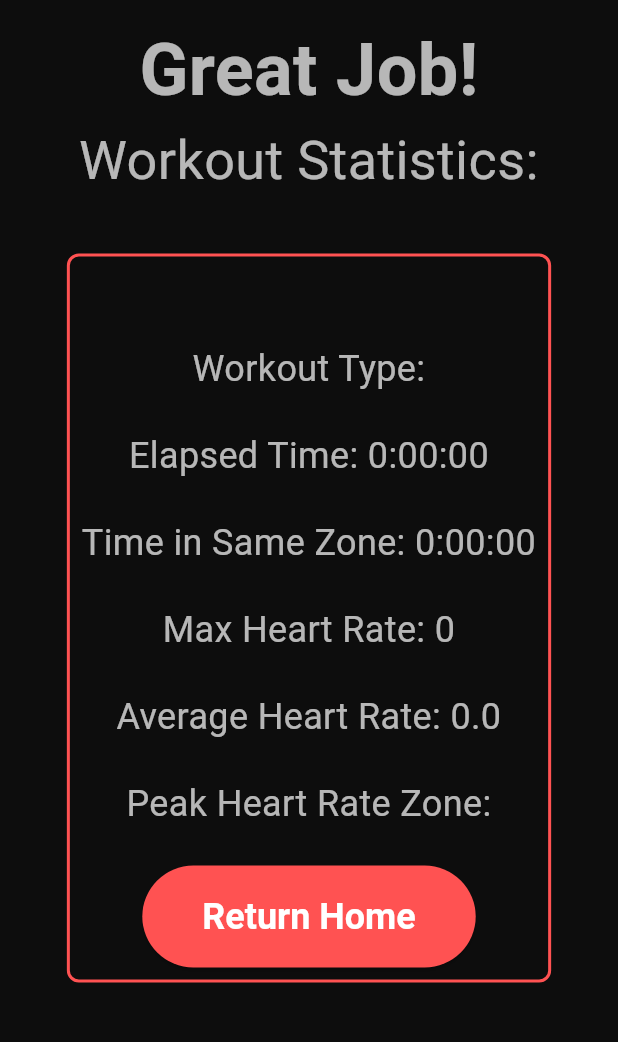
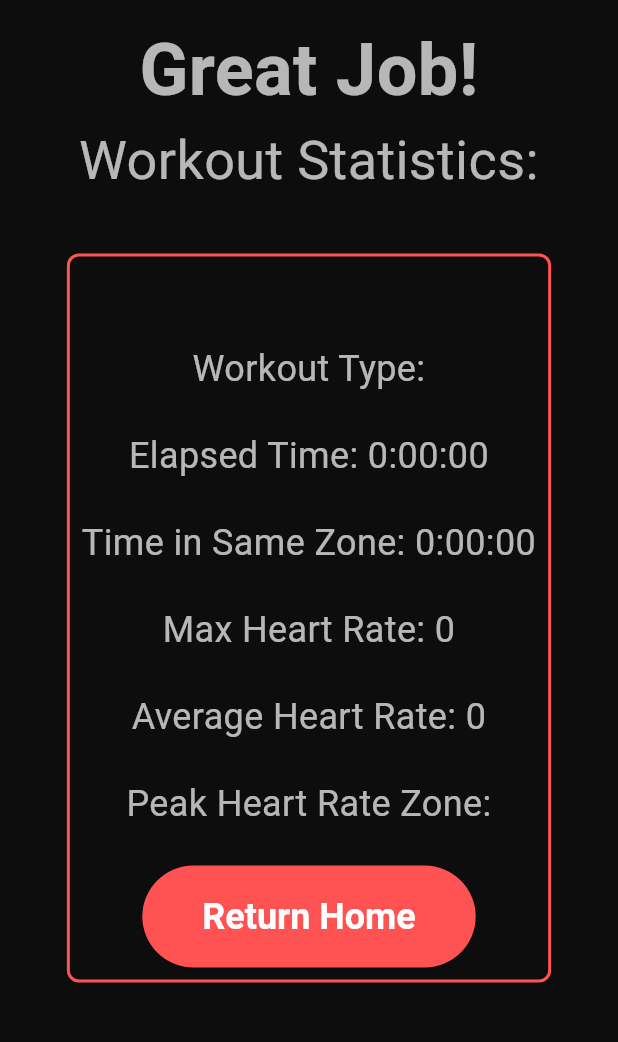
Before and after one commit to WesGitUF/WesHeartLink, a Flutter app: the TrackingResultScreen screen opened directly with empty values, on a phone screen of 412 x 824 dp, the part 90-1132 px from its top. Run offline on Flutter 3.47's test engine with Material 3 defaults, Android fonts, the phone set to English and light mode, and no system bars; our stand-ins replace cloud_firestore, firebase_auth, firebase_core, geolocator, google_sign_in, permission_handler and 2 more; missing offline and left inert: flutter_reactive_ble, nearby_connections; accounts and stored records are empty.

Commit message:
comments + avg hr clamping

```diff
--- a/lib/screens/profile/profile_screen.dart
+++ b/lib/screens/profile/profile_screen.dart
@@ -108,7 +108,10 @@ class _ProfileScreenState extends State<ProfileScreen> {
           final photoUrl = (data['photoURL'] as String?);
 
           final hrAge = hrState.age;
-          final maxHr = hrState.maxHr;
+          //final maxHr = hrState.maxHr;
+          final maxHr = data['age'] != null
+              ? (208 - 0.7 * (data['age'] as int)).round()
+              : hrState.maxHr;
 
           // initial letter for avatar
           final initials = displayName.isNotEmpty
--- a/lib/screens/session/tracking_result_screen.dart
+++ b/lib/screens/session/tracking_result_screen.dart
@@ -155,7 +155,7 @@ class _StatsBox extends StatelessWidget {
           const SizedBox(height: 24),
           Text('Max Heart Rate: $maxHeartRate', style: const TextStyle(fontSize: 24), textAlign: TextAlign.center),
           const SizedBox(height: 24),
-          Text('Average Heart Rate: $avgHeartRate', style: const TextStyle(fontSize: 24), textAlign: TextAlign.center),
+          Text('Average Heart Rate: ${avgHeartRate.round()}', style: const TextStyle(fontSize: 24), textAlign: TextAlign.center),
           const SizedBox(height: 24),
           Text('Peak Heart Rate Zone: $topZone', style: const TextStyle(fontSize: 24), textAlign: TextAlign.center),
           const SizedBox(height: 24),
```
Also changed, not shown: lib/radial-gauge.dart (+38 -3 lines).
